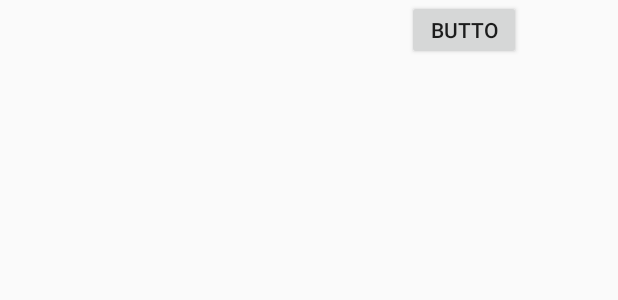
After one commit to WrokSon/projetm1android, an Android app: the layout item_offer.xml on its own in the app's theme, with its tools: preview values and no code run, on a phone screen of 412 x 824 dp. The commit adds this screen. Shown: the top 300 px of the screen. Run offline under Robolectric (Android 15) with nearby library versions, the phone set to English and light mode, and no system bars.

Commit message:
[ADD] debut recycle view

```diff
--- a/app/src/main/java/com/example/viewmodel/MarcheViewModel.kt
+++ b/app/src/main/java/com/example/viewmodel/MarcheViewModel.kt
@@ -9,7 +9,7 @@ import javax.xml.parsers.DocumentBuilderFactory
 
 class MarcheViewModel : ViewModelSuper() {
 
-    var
+    private  var lesOffres = ArrayList<Offre>()
 
     fun getMarche(context : AppCompatActivity) {
         try{
@@ -36,6 +36,8 @@ class MarcheViewModel : ViewModelSuper() {
 
                 val offer : Offre = Offre(offer_id.toInt(),item_id.toInt(),qte.toInt(),prix.toInt())
 
+                lesOffres.add(offer)
+
                 Log.d("MARCHE","offer id = "+offer_id+" item id = " + item_id + " quantite = "+ qte+ " prix = "+ prix)
             }
 
@@ -45,5 +47,7 @@ class MarcheViewModel : ViewModelSuper() {
         }
     }
 
+    fun getListe() = lesOffres
+
 
 }
--- a/app/src/main/res/layout/activity_marche.xml
+++ b/app/src/main/res/layout/activity_marche.xml
@@ -58,10 +58,12 @@
         app:layout_constraintTop_toBottomOf="@+id/marche_title"
         app:layout_constraintVertical_bias="0.0" />
 
-    <ListView
+    <androidx.recyclerview.widget.RecyclerView
+        android:id="@+id/march_recycle_view"
         android:layout_width="match_parent"
         android:layout_height="608dp"
         android:layout_marginTop="2dp"
+        app:layoutManager="androidx.recyclerview.widget.LinearLayoutManager"
         app:layout_constraintBottom_toBottomOf="parent"
         app:layout_constraintEnd_toEndOf="parent"
         app:layout_constraintHorizontal_bias="0.0"
--- /dev/null
+++ b/app/src/main/res/layout/item_offer.xml
@@ -0,0 +1,27 @@
+<?xml version="1.0" encoding="utf-8"?>
+<androidx.constraintlayout.widget.ConstraintLayout xmlns:android="http://schemas.android.com/apk/res/android"
+    xmlns:tools="http://schemas.android.com/tools"
+    android:layout_width="match_parent"
+    android:layout_height="wrap_content"
+    xmlns:app="http://schemas.android.com/apk/res-auto">
+
+
+    <TextView
+        android:id="@+id/txt"
+        android:layout_width="wrap_content"
+        android:layout_height="wrap_content"
+        app:layout_constraintBottom_toBottomOf="parent"
+        app:layout_constraintEnd_toEndOf="parent"
+        app:layout_constraintStart_toStartOf="parent"
+        app:layout_constraintTop_toTopOf="parent" />
+
+    <Button
+        android:id="@+id/button"
+        android:layout_width="76dp"
+        android:layout_height="40dp"
+        android:text="Button"
+        app:layout_constraintBottom_toBottomOf="parent"
+        app:layout_constraintEnd_toEndOf="parent"
+        app:layout_constraintStart_toEndOf="@+id/txt"
+        app:layout_constraintTop_toTopOf="parent" />
+</androidx.constraintlayout.widget.ConstraintLayout>
```
Also changed, not shown: app/src/main/java/com/example/design/views/Marche.kt (+10 -1 lines), app/src/main/java/com/example/design/views/OfferRecycleViewAdapter.kt (added, +55 -0 lines).
